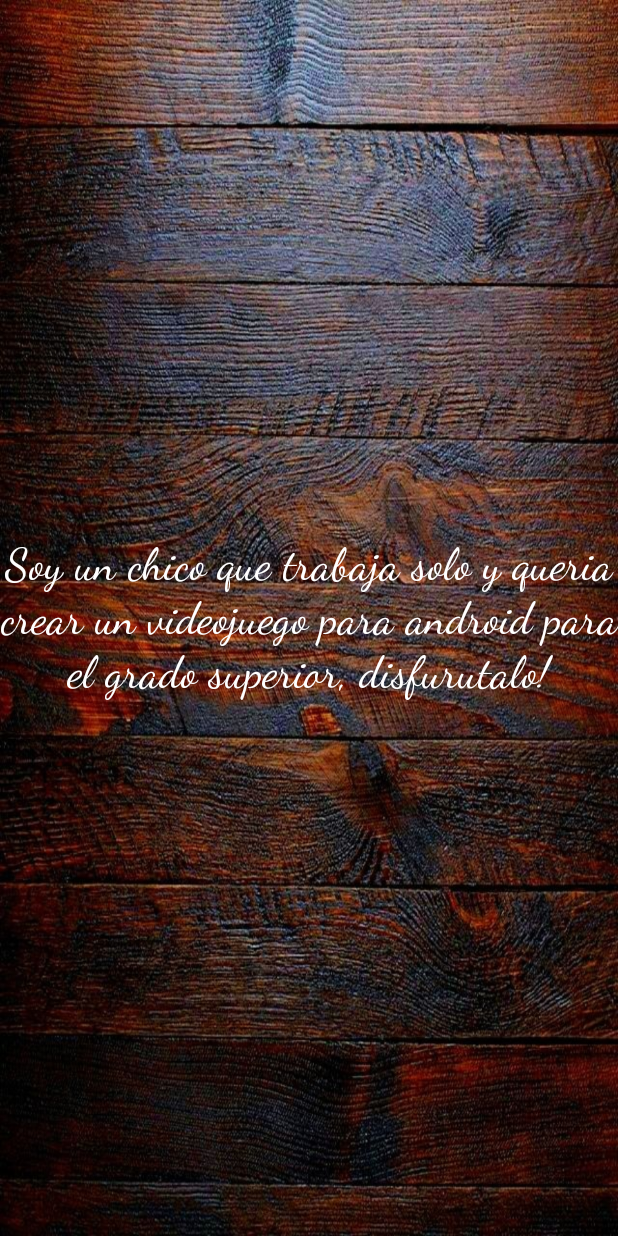
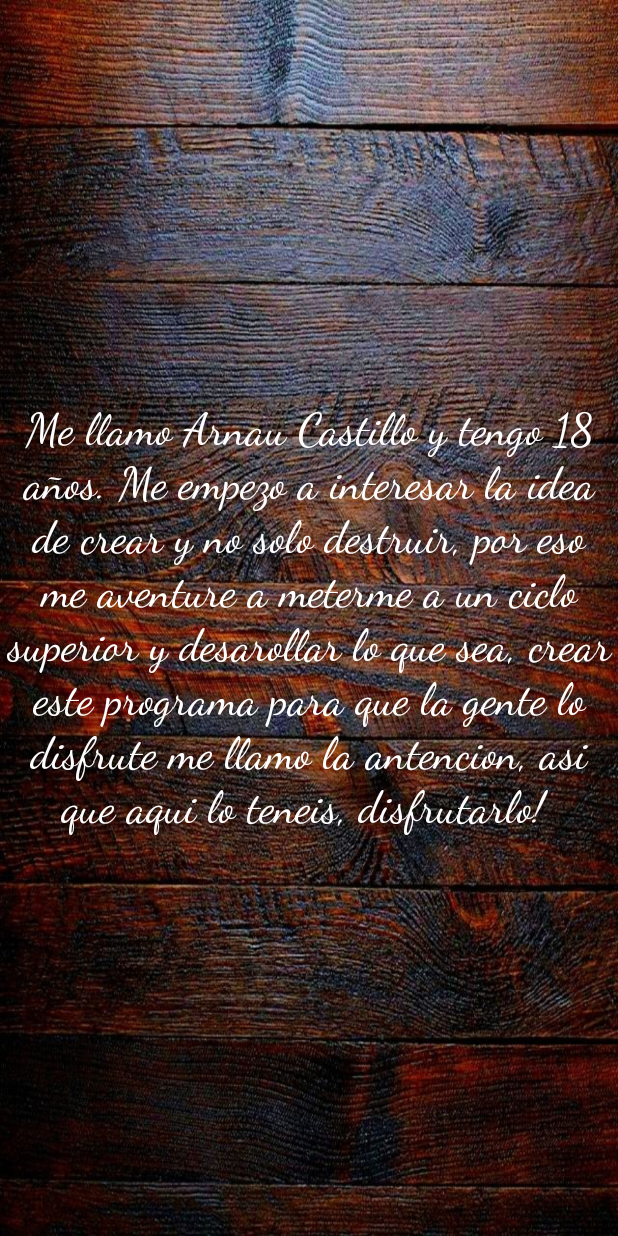
Before and after one commit to cf19ArnauCastillo/Xiangqi, an Android app: the SobreNosaltres screen opened directly, with no data from a screen before it, on a phone screen of 412 x 824 dp. Run offline under Robolectric (Android 15) with nearby library versions, the phone set to English and light mode, and no system bars.

```diff
--- a/app/src/main/res/layout/activity_ajuda.xml
+++ b/app/src/main/res/layout/activity_ajuda.xml
@@ -25,7 +25,7 @@
         android:id="@+id/textView2"
         android:layout_width="wrap_content"
         android:layout_height="wrap_content"
-        android:layout_marginTop="100dp"
+        android:layout_marginTop="75dp"
         android:fontFamily="cursive"
         android:text="Xiangqiarnau@gmail.com"
         android:textColor="#FFFFFF"
--- a/app/src/main/res/layout/activity_sobre_nosaltres.xml
+++ b/app/src/main/res/layout/activity_sobre_nosaltres.xml
@@ -13,7 +13,7 @@
         android:layout_height="wrap_content"
         android:fontFamily="cursive"
         android:gravity="center"
-        android:text="Soy un chico que trabaja solo y queria crear un videojuego para android para el grado superior, disfurutalo!"
+        android:text="Me llamo Arnau Castillo y tengo 18 años. Me empezo a interesar la idea de crear y no solo destruir, por eso me aventure a meterme a un ciclo superior y desarollar lo que sea, crear este programa para que la gente lo disfrute me llamo la antencion, asi que aqui lo teneis, disfrutarlo! "
         android:textColor="#FFFFFF"
         android:textSize="30sp"
         app:layout_constraintBottom_toBottomOf="parent"
```
